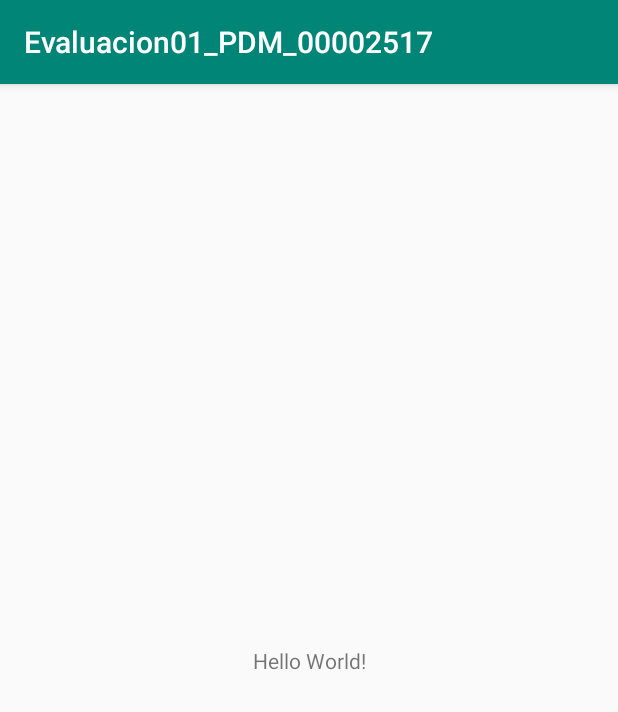
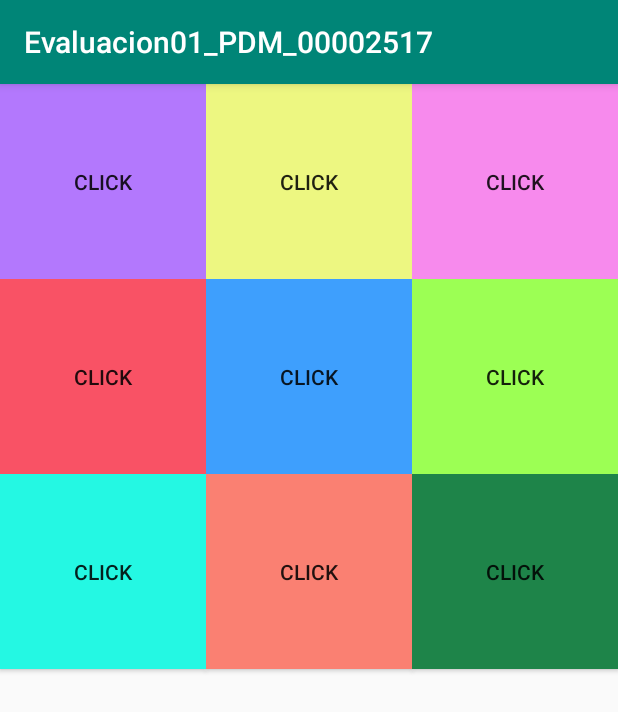
Before and after one commit to karichalobato/Evaluacion01_PDM_00002517, an Android app: the screen it shows after launch (MainActivity), on a phone screen of 412 x 824 dp. Shown: the top 712 px of the screen. Run offline under Robolectric (Android 15) with nearby library versions, the phone set to English and light mode, and no system bars.

Commit message:
Haciendo botones con gridLayout

```diff
--- a/app/src/main/res/layout/activity_main.xml
+++ b/app/src/main/res/layout/activity_main.xml
@@ -1,18 +1,118 @@
 <?xml version="1.0" encoding="utf-8"?>
-<android.support.constraint.ConstraintLayout xmlns:android="http://schemas.android.com/apk/res/android"
+<LinearLayout xmlns:android="http://schemas.android.com/apk/res/android"
     xmlns:app="http://schemas.android.com/apk/res-auto"
     xmlns:tools="http://schemas.android.com/tools"
+    android:id="@+id/Contenedor"
     android:layout_width="match_parent"
     android:layout_height="match_parent"
+    android:gravity="center"
     tools:context=".MainActivity">
 
-    <TextView
+    <GridLayout
+        android:layout_width="match_parent"
+        android:layout_height="match_parent"
+        android:id="@+id/gridLayout"
+        android:columnCount="3">
+
+        <Button
+            android:id="@+id/button_01"
+            android:layout_height="@dimen/standard_height"
+            android:layout_width="@dimen/standard_width"
+            android:layout_row="0"
+            android:layout_column="0"
+            android:text="Click"
+            android:background="@color/color_button_01"
+            android:padding="2dp"/>
+
+        <Button
+            android:id="@+id/button_02"
+            android:layout_height="@dimen/standard_height"
+            android:layout_width="@dimen/standard_width"
+            android:layout_row="0"
+            android:layout_column="1"
+            android:text="Click"
+            android:background="@color/color_button_02"            android:padding="2dp"/>
+
+        <Button
+            android:id="@+id/button_03"
+            android:layout_height="@dimen/standard_height"
+            android:layout_width="@dimen/standard_width"
+            android:layout_row="0"
+            android:layout_column="2"
+            android:text="Click"
+            android:background="@color/color_button_03"
+            android:padding="2dp"/>
+
+        <Button
+            android:id="@+id/button_04"
+            android:layout_height="@dimen/standard_height"
+            android:layout_width="@dimen/standard_width"
+            android:layout_row="1"
+            android:layout_column="0"
+            android:text="Click"
+            android:background="@color/color_button_04"
+            android:padding="2dp"/>
+
+        <Button
+            android:id="@+id/button_05"
+            android:layout_height="@dimen/standard_height"
+            android:layout_width="@dimen/standard_width"
+            android:layout_row="1"
+            android:layout_column="1"
+            android:text="Click"
+            android:background="@color/color_button_05"
+            android:padding="2dp"/>
+
+        <Button
+            android:id="@+id/button_06"
+            android:layout_height="@dimen/standard_height"
+            android:layout_width="@dimen/standard_width"
+            android:layout_row="1"
+            android:layout_column="2"
+            android:text="Click"
+            android:background="@color/color_button_06"
+            android:padding="2dp"/>
+
+        <Button
+            android:id="@+id/button_07"
+            android:layout_height="@dimen/standard_height"
+            android:layout_width="@dimen/standard_width"
+            android:layout_row="2"
+            android:layout_column="0"
+            android:text="Click"
+            android:background="@color/color_button_07"
+            android:padding="2dp"/>
+
+        <Button
+            android:id="@+id/button_08"
+            android:layout_height="@dimen/standard_height"
+            android:layout_width="@dimen/standard_width"
+            android:layout_row="2"
+            android:layout_column="1"
+            android:text="Click"
+            android:background="@color/color_button_08"
+            android:padding="2dp"/>
+
+        <Button
+            android:id="@+id/button_09"
+            android:layout_height="@dimen/standard_height"
+            android:layout_width="@dimen/standard_width"
+            android:layout_row="2"
+            android:layout_column="2"
+            android:text="Click"
+            android:background="@color/color_button_09"
+            android:padding="2dp"/>
+
+    </GridLayout>
+
+    <LinearLayout
         android:layout_width="wrap_content"
         android:layout_height="wrap_content"
-        android:text="Hello World!"
-        app:layout_constraintBottom_toBottomOf="parent"
-        app:layout_constraintLeft_toLeftOf="parent"
-        app:layout_constraintRight_toRightOf="parent"
-        app:layout_constraintTop_toTopOf="parent" />
+        android:orientation="vertical"
+        android:layout_gravity="center">
 
-</android.support.constraint.ConstraintLayout>
+
+
+    </LinearLayout>
+
+</LinearLayout>
--- a/app/src/main/res/values/colors.xml
+++ b/app/src/main/res/values/colors.xml
@@ -3,4 +3,13 @@
     <color name="colorPrimary">#008577</color>
     <color name="colorPrimaryDark">#00574B</color>
     <color name="colorAccent">#D81B60</color>
+    <color name="color_button_01"> #b378fd</color>
+    <color name="color_button_02"> #edf781</color>
+    <color name="color_button_03"> #f78aed</color>
+    <color name="color_button_04"> #f95265</color>
+    <color name="color_button_05"> #3e9ffd</color>
+    <color name="color_button_06"> #9cff54</color>
+    <color name="color_button_07"> #24f8e3</color>
+    <color name="color_button_08">#FA8072</color>
+    <color name="color_button_09"> #1e8449</color>
 </resources>
--- /dev/null
+++ b/app/src/main/res/values/dimens.xml
@@ -0,0 +1,5 @@
+<?xml version="1.0" encoding="utf-8"?>
+<resources>
+    <dimen name="standard_width">137dp</dimen>
+    <dimen name="standard_height">130dp</dimen>
+</resources>
```
